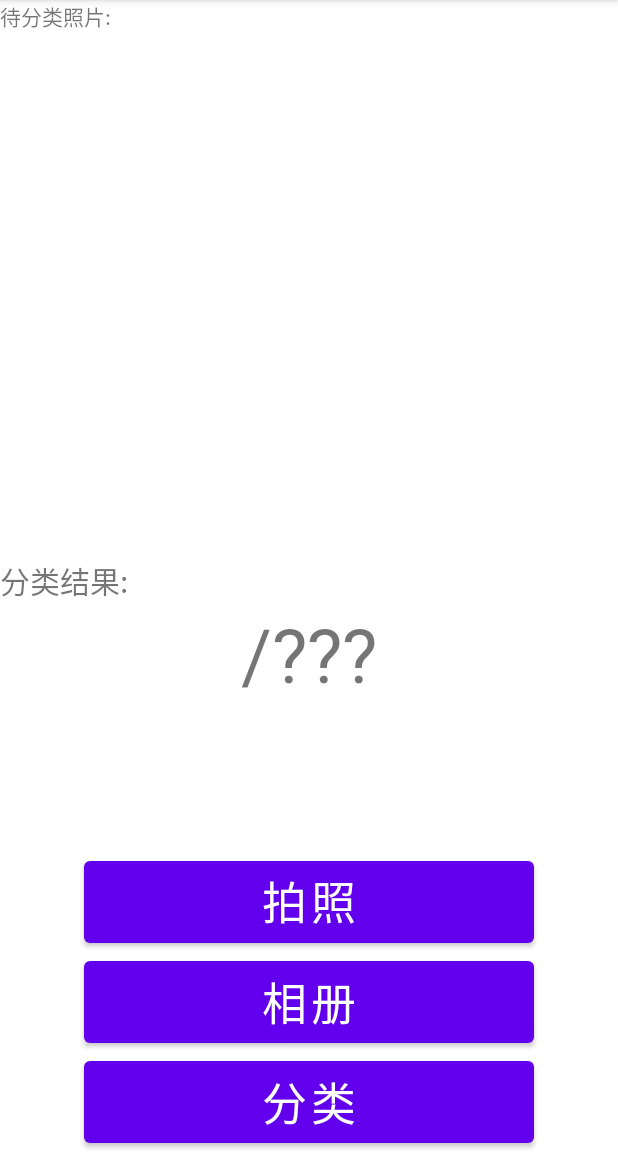
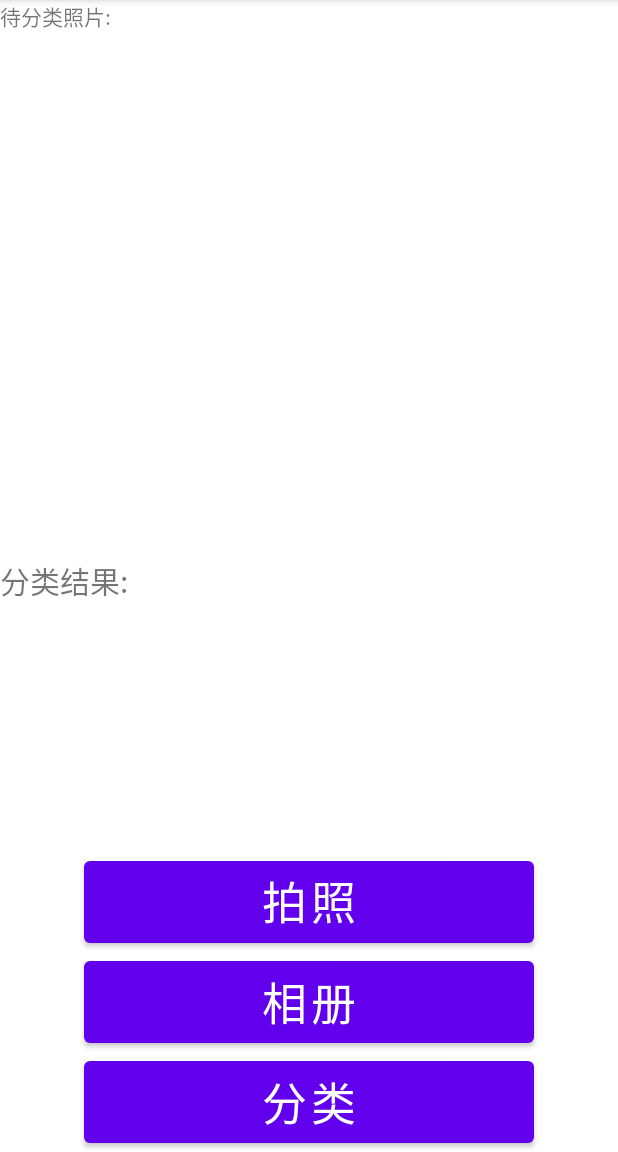
Before and after one commit to ChangxueDeng/Android_Citrus_Disease_Identification_System, an Android app: the screen it shows after launch (MainActivity), on a phone screen of 412 x 824 dp, the part 84-1236 px from its top. Run offline under Robolectric (Android 15) with nearby library versions, the phone set to English and light mode, and no system bars; libraries missing offline, so code that uses them is left out: org.pytorch, org.pytorch.torchvision.

Commit message:
界面调整

```diff
--- a/app/src/main/res/layout/activity_main.xml
+++ b/app/src/main/res/layout/activity_main.xml
@@ -43,7 +43,7 @@
             android:layout_height="100dp"
             android:textSize="50sp"
             android:gravity="center_horizontal"
-            android:text="/???" />
+            android:text="" />
 
 
     </LinearLayout>
```
